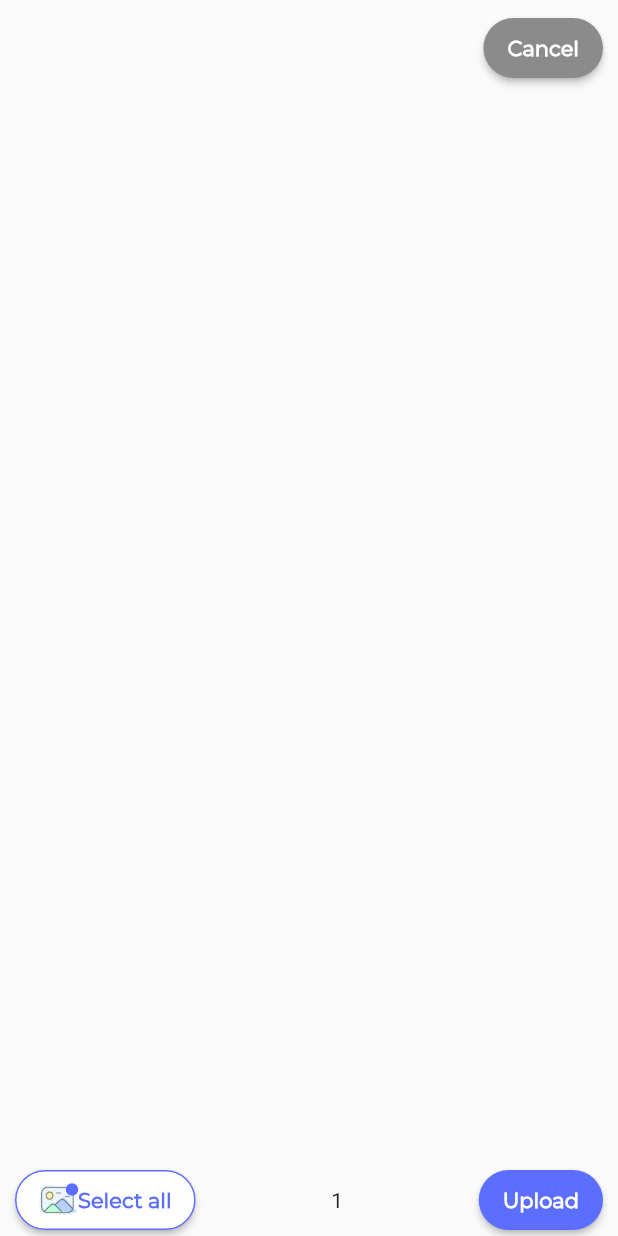
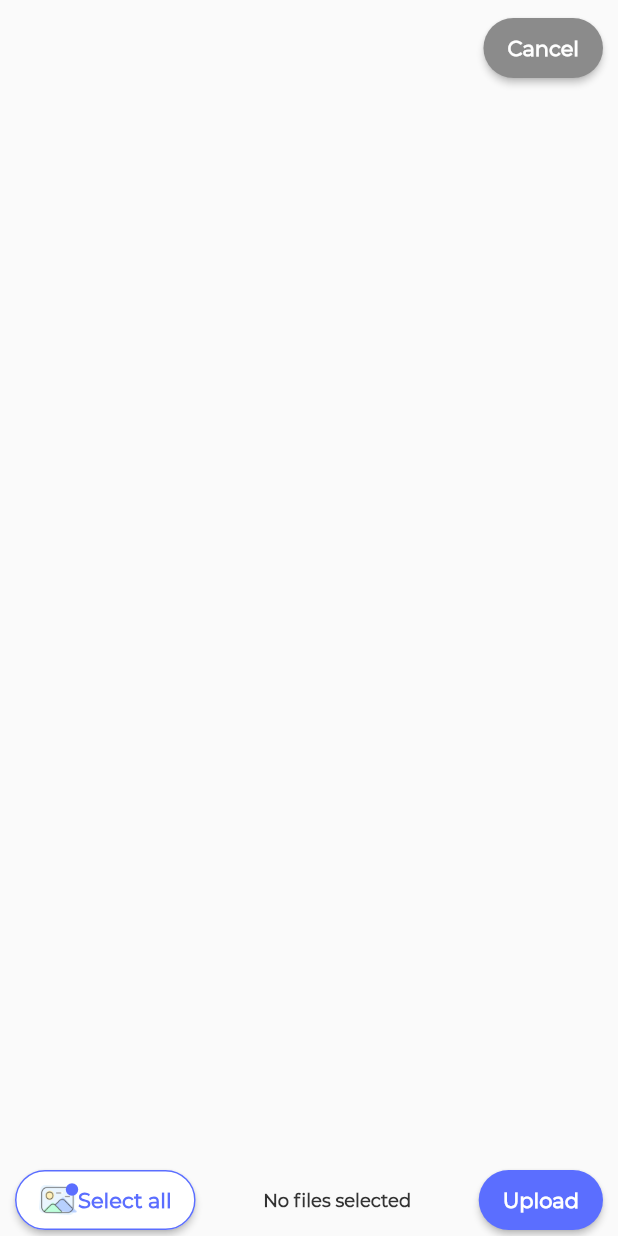
Before and after one commit to altocodenl/tagaway-mobile, a Flutter app: the screen it shows after launch, after a tap on "Select all", on a phone screen of 412 x 824 dp. Run offline on Flutter 3.47's test engine with Material 2 defaults, Android fonts, the phone set to English and light mode, and no system bars; our stand-ins replace video_player; missing offline and left inert: photo_manager.

Commit message:
StreamController and Stream.asBoradcast implemented

```diff
--- a/grid_testing_acpic/lib/grid.dart
+++ b/grid_testing_acpic/lib/grid.dart
@@ -37,45 +37,6 @@ import 'grid_item.dart';
 // click of 'Cancel' in TopRow must call selectedList.clear();
 //
 
-class NumberCreator {
-  NumberCreator() {
-    Timer.periodic(Duration(seconds: 1), (timer) {
-      _controller.sink.add(_count);
-      _count++;
-    });
-  }
-
-  var _count = 1;
-
-  final _controller = StreamController<int>();
-  Stream<int> get stream => _controller.stream;
-}
-
-class Broadcaster {
-  // Try option 2 here
-
-  final selectedListLengthController = StreamController<int>.broadcast();
-  Stream<int> get stream => selectedListLengthController.stream;
-
-  // How do I add a sink in Grid()?
-
-  //
-  // @override
-  // void dispose() {
-  //   selectedListLengthController.close();
-  //   super.dispose();
-  // }
-  //
-  // SelectedListLengthCounter() {
-  //   selectedListLengthController.sink.add(selectedList.length);
-  // }
-
-// selectedListLengthCounter() {
-//   int currentSelectedListLength = selectedList.length;
-//   print('Hello, this is $currentSelectedListLength');
-// }
-}
-
 class ProviderController extends ChangeNotifier {
   Object redrawObject = Object();
   redraw() {
@@ -101,7 +62,22 @@ class ProviderController extends ChangeNotifier {
   }
 }
 
-class GridPage extends StatelessWidget {
+class GridPage extends StatefulWidget {
+  @override
+  _GridPageState createState() => _GridPageState();
+}
+
+class _GridPageState extends State<GridPage> {
+  final selectedListLengthController = StreamController<int>.broadcast();
+
+  // TODO: Would it make sense to use a StreamProvider<T> class for this Broadcast?
+
+  @override
+  void dispose() {
+    selectedListLengthController.close();
+    super.dispose();
+  }
+
   @override
   Widget build(BuildContext context) {
     SystemChrome.setPreferredOrientations([
@@ -116,9 +92,15 @@ class GridPage extends StatelessWidget {
         body: SafeArea(
           child: Stack(
             children: [
-              Grid(),
+              Grid(
+                selectedListLengthStreamController:
+                    selectedListLengthController,
+              ),
               TopRow(),
-              BottomRow(),
+              BottomRow(
+                selectedListLengthStreamController:
+                    selectedListLengthController,
+              ),
             ],
           ),
         ),
@@ -129,6 +111,9 @@ class GridPage extends StatelessWidget {
 
 // Grid
 class Grid extends StatefulWidget {
+  final StreamController<int> selectedListLengthStreamController;
+  Grid({@required this.selectedListLengthStreamController});
+
   @override
   _GridState createState() => _GridState();
 }
@@ -183,6 +168,8 @@ class _GridState extends State<Grid> {
 
   @override
   Widget build(BuildContext context) {
+    print('Drawing');
+    // TODO: Use Selector here (and the others) to avoid unnecesary redrawing.
     return Padding(
       padding: const EdgeInsets.only(bottom: 50.0),
       child: SizedBox.expand(
@@ -208,8 +195,12 @@ class _GridState extends State<Grid> {
                   isSelected: (bool value) {
                     if (value) {
                       selectedList.add(itemList[index]);
+                      widget.selectedListLengthStreamController.sink
+                          .add(selectedList.length);
                     } else {
                       selectedList.remove(itemList[index]);
+                      widget.selectedListLengthStreamController.sink
+                          .add(selectedList.length);
                     }
                     // setState(() {
                     //   if (value) {
@@ -312,6 +303,9 @@ class _TopRowState extends State<TopRow> {
 //Bottom Row
 
 class BottomRow extends StatefulWidget {
+  final StreamController<int> selectedListLengthStreamController;
+  BottomRow({@required this.selectedListLengthStreamController});
+
   @override
   _BottomRowState createState() => _BottomRowState();
 }
@@ -395,29 +389,34 @@ class _BottomRowState extends State<BottomRow> {
                 visible: !(Provider.of<ProviderController>(context)
                     .isUploadingInProcess),
                 child: StreamBuilder(
-                    stream: NumberCreator().stream,
+                  stream: widget.selectedListLengthStreamController.stream
+                      .asBroadcastStream(),
                   builder: (context, snapshot) {
                     if (snapshot.hasError)
-                        return Text('This is an error');
+                      return Text('There\'s been an error');
                     else if (snapshot.connectionState ==
-                          ConnectionState.waiting) return Text('Waiting');
-                      return Text('${snapshot.data}');
+                        ConnectionState.waiting)
+                      return Text(
+                        'No files selected',
+                        style: TextStyle(
+                          fontFamily: 'Montserrat',
+                          fontSize: 12,
+                          fontWeight: FontWeight.bold,
+                          color: Color(0xFF333333),
+                        ),
+                      );
+                    return Text(
+                        snapshot.data < 1
+                            ? 'No files selected'
+                            : '${snapshot.data} files selected',
+                        style: TextStyle(
+                          fontFamily: 'Montserrat',
+                          fontSize: 12,
+                          fontWeight: FontWeight.bold,
+                          color: Color(0xFF333333),
+                        ));
                   },
-                  )
-                  // Text(
-                  //   // selectedList.length < 1
-                  //   //     ? 'No files selected'
-                  //   //     : selectedList.length < 2
-                  //   //     ? '1 file selected'
-                  //   //     : '${selectedList.length} files selected',
-                  //   '444,444 files selected',
-                  //   style: TextStyle(
-                  //     fontFamily: 'Montserrat',
-                  //     fontSize: 12,
-                  //     fontWeight: FontWeight.bold,
-                  //     color: Color(0xFF333333),
-                  //   ),
-                  // ),
+                ),
                 // replacement: Text(
                 //   // 'X / ${selectedList.length} files uploaded so far...',
                 //   'X/X files uploaded so far...',
```
Lines whose indentation alone changed are shown as unchanged.
